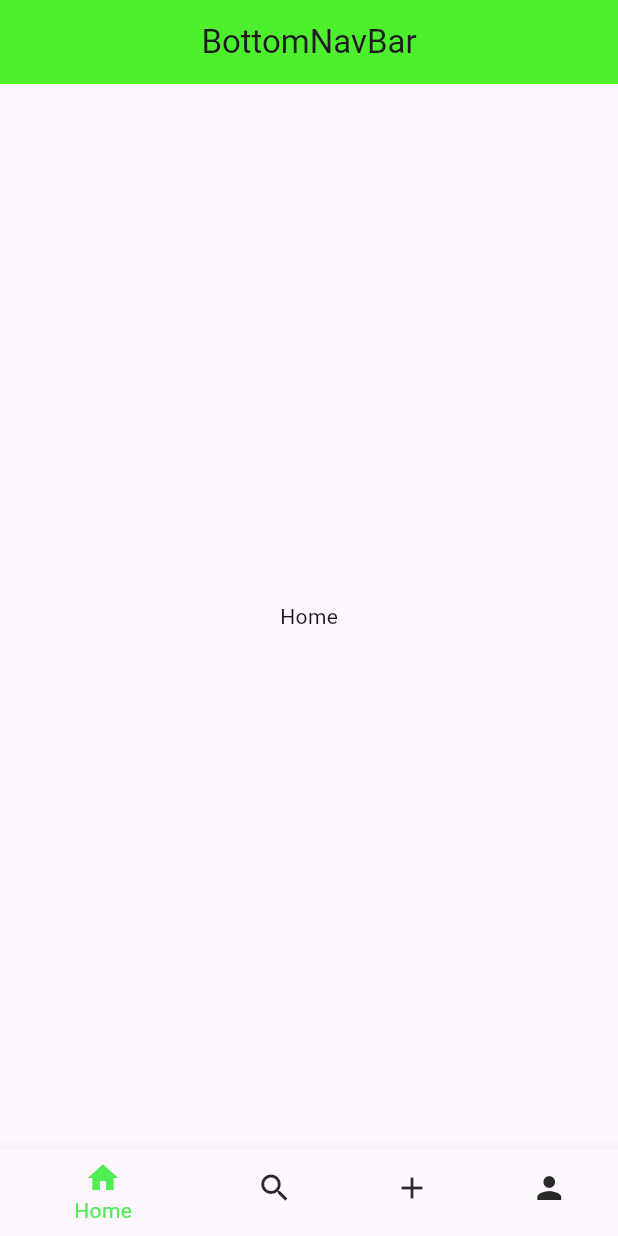
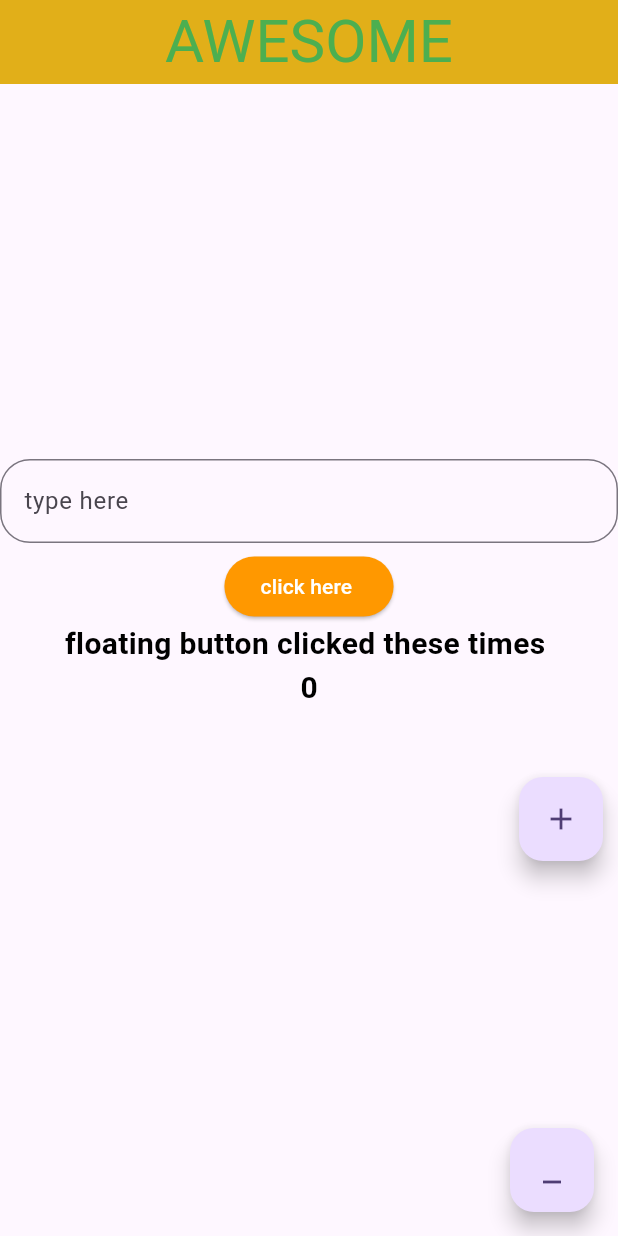
Before and after one commit to SDE-Ashik/flutter-basic, a Flutter app: the screen it shows after launch, on a phone screen of 412 x 824 dp. Run offline on Flutter 3.47's test engine with Material 3 defaults, Android fonts, the phone set to English and light mode, and no system bars; drawn by our look-alikes of animated_text_kit; our stand-ins replace cached_network_image.

Commit message:
added sample.dart file

```diff
--- a/lib/main.dart
+++ b/lib/main.dart
@@ -6,6 +6,7 @@ import 'package:hello/widget/animated.dart';
 import 'package:hello/widget/bootomnav.dart';
 import 'package:hello/widget/bottomsheet.dart';
 import 'package:hello/widget/drawer.dart';
+import 'package:hello/widget/sample.dart';
 // import 'package:hello/widget/drawer.dart';
 // import 'package:hello/widget/image.dart';
 // import 'package:hello/widget/listview1.dart';
@@ -25,10 +26,10 @@ class MyApp extends StatelessWidget {
         title: 'Flutter Demo',
         theme: ThemeData(
             appBarTheme: const AppBarTheme(
-                color: Color.fromARGB(255, 78, 240, 46),
+                color: Color.fromARGB(255, 225, 175, 25),
                 centerTitle: true,
                 iconTheme: IconThemeData(color: Colors.white)),
-            primarySwatch: Colors.green,
+            // primarySwatch: Color.fromARGB(255, 218, 230, 218),
             colorScheme: ColorScheme.fromSeed(seedColor: Colors.deepPurple),
             useMaterial3: true,
             iconTheme: const IconThemeData(
@@ -36,7 +37,7 @@ class MyApp extends StatelessWidget {
         darkTheme: ThemeData(
           primaryColor: Colors.black38,
         ),
-home:const BottomNavWidget()
+home:const SampleCounter()
 
         // home: const DefaultTabController(
         //   length: 5,
--- a/lib/widget/bootomnav.dart
+++ b/lib/widget/bootomnav.dart
@@ -1,46 +1,61 @@
-import 'package:flutter/material.dart';
+// import 'package:flutter/material.dart';
+// // import 'package:hello/widget/alert.dart';
+// // import 'package:hello/widget/dissmisbile.dart';
+// // import 'package:hello/widget/drawer.dart';
+// // import 'package:hello/widget/image.dart';
 
-class BottomNavWidget extends StatefulWidget {
-  const BottomNavWidget({super.key});
+// // class BottomNavWidget extends StatefulWidget {
+// //   const BottomNavWidget({super.key});
 
-  @override
-  State<BottomNavWidget> createState() => _BottomNavWidgetState();
-}
+// //   @override
+// //   State<BottomNavWidget> createState() => _BottomNavWidgetState();
+// // }
 
-class _BottomNavWidgetState extends State<BottomNavWidget> {
-  int selectedxindex = 0;
-  List<Widget> widgets = [
-    const Text("Home"),
-    const Text("Search"),
-    const Text("Add"),
-    const Text("Profile")
-  ];
-  void onTapped(int index) {
-    setState(() {
-      selectedxindex = index;
-    });
-  }
+// class _BottomNavWidgetState extends State<BottomNavWidget> {
+//   // int selectedxindex = 0;
+//   // // List<Widget> widgets = [
+//   // //   const Text("Home"),
+//   // //   const Text("Search"),
+//   // //   const Text("Add"),
+//   // //   const Text("Profile")
+//   // // ];
+//   // PageController pagecontroller = PageController();
+//   // void onTapped(int index) {
+//   //   setState(() {
+//   //     selectedxindex = index;
+//   //   });
+//   //   pagecontroller.jumpToPage(index);
+//   // }
 
-  @override
-  Widget build(BuildContext context) {
-    return Scaffold(
-      appBar: AppBar(
-        title: Text("BottomNavBar"),
-        centerTitle: true,
-      ),
-      body: Center(child: widgets.elementAt(selectedxindex)),
-      bottomNavigationBar: BottomNavigationBar(
-        items: const <BottomNavigationBarItem>[
-          BottomNavigationBarItem(icon: Icon(Icons.home), label: "Home"),
-          BottomNavigationBarItem(icon: Icon(Icons.search), label: "Message"),
-          BottomNavigationBarItem(icon: Icon(Icons.add), label: "Add"),
-          BottomNavigationBarItem(icon: Icon(Icons.person), label: "Profile"),
-        ],
-        currentIndex: selectedxindex,
-        selectedItemColor: Color.fromARGB(255, 80, 237, 85),
-        unselectedItemColor: Color.fromARGB(255, 42, 41, 41),
-        onTap: onTapped,
-      ),
-    );
-  }
-}
+//   // @override
+//   // Widget build(BuildContext context) {
+//   //   return Scaffold(
+//   //     // appBar: AppBar(
+//   //     //   title: Text("BottomNavBar"),
+//   //     //   centerTitle: true,
+//   //     // ),
+//   //     body: PageView(
+//   //       controller: pagecontroller,
+//   //       children: [
+//   //         // BottomNavWidget(),
+//   //         DissmibileWidget(),
+//   //         DrawerWidget(),
+//   //         ImageWidget()
+//   //       ],
+//   //     ),
+//   //     bottomNavigationBar: BottomNavigationBar(
+//   //       items: const <BottomNavigationBarItem>[
+//   //         BottomNavigationBarItem(icon: Icon(Icons.home), label: "Home"),
+//   //         BottomNavigationBarItem(icon: Icon(Icons.search), label: "Message"),
+//   //         BottomNavigationBarItem(icon: Icon(Icons.add), label: "Add"),
+//   //         BottomNavigationBarItem(icon: Icon(Icons.person), label: "Profile"),
+//   //       ],
+//   //       currentIndex: selectedxindex,
+//   //       selectedItemColor: Color.fromARGB(255, 80, 237, 85),
+//   //       unselectedItemColor: Color.fromARGB(255, 42, 41, 41),
+//   //       onTap: onTapped,
+//   //
+
+//     );
+//   }
+// }
--- /dev/null
+++ b/lib/widget/sample.dart
@@ -0,0 +1,99 @@
+import 'package:animated_text_kit/animated_text_kit.dart';
+import 'package:flutter/material.dart';
+
+class SampleCounter extends StatefulWidget {
+  const SampleCounter({super.key});
+
+  @override
+  State<SampleCounter> createState() => _SampleCounterState();
+}
+
+class _SampleCounterState extends State<SampleCounter> {
+  final _textEdingController = TextEditingController();
+  int _counteradd = 0;
+  @override
+  Widget build(BuildContext context) {
+    return Scaffold(
+      appBar: AppBar(
+        title: AnimatedTextKit(animatedTexts: [
+          RotateAnimatedText('AWESOME',
+              duration: Duration(seconds: 3),
+              textStyle: TextStyle(color: Colors.green, fontSize: 40)),
+          RotateAnimatedText(
+            'OPTIMISTIC',
+          ),
+          RotateAnimatedText('DIFFERENT'),
+        ]),
+      ),
+      body: Column(
+        mainAxisAlignment: MainAxisAlignment.center,
+        children: [
+          TextField(
+            style: TextStyle(color: Colors.green),
+            controller: _textEdingController,
+            decoration: InputDecoration(
+                hintText: "type here",
+                border: OutlineInputBorder(
+                    borderRadius: BorderRadius.circular(20))),
+          ),
+          SizedBox(
+            height: 5,
+          ),
+          ElevatedButton(
+            style: ButtonStyle(
+                backgroundColor: WidgetStateProperty.all(Colors.orange)),
+            onPressed: () {
+              setState(() {
+                _textEdingController.text;
+                // print(_textEdingController);
+              });
+            },
+            child: Text(
+              "click here ",
+              style: TextStyle(color: Colors.white),
+            ),
+          ),
+          Text(
+            "floating button clicked these times ",
+            style: TextStyle(
+                color: Colors.black, fontSize: 20, fontWeight: FontWeight.bold),
+          ),
+          Text(
+            _counteradd.toString(),
+            style: TextStyle(
+                color: Colors.black, fontSize: 20, fontWeight: FontWeight.bold),
+          ),
+          Row(
+            mainAxisAlignment: MainAxisAlignment.end,
+            crossAxisAlignment: CrossAxisAlignment.end,
+            children: [
+              Container(
+                padding: EdgeInsets.only(right: 10, top: 45),
+                child: FloatingActionButton(
+                  onPressed: () {
+                    setState(
+                      () {
+                        _counteradd = _counteradd + 1;
+                      },
+                    );
+                  },
+                  child: Icon(
+                    Icons.add,
+                  ),
+                ),
+              )
+            ],
+          ),
+        ],
+      ),
+      floatingActionButton: FloatingActionButton(
+        onPressed: () {
+          setState(() {
+            _counteradd = _counteradd - 1;
+          });
+        },
+        child: Icon(Icons.minimize_outlined),
+      ),
+    );
+  }
+}
```
